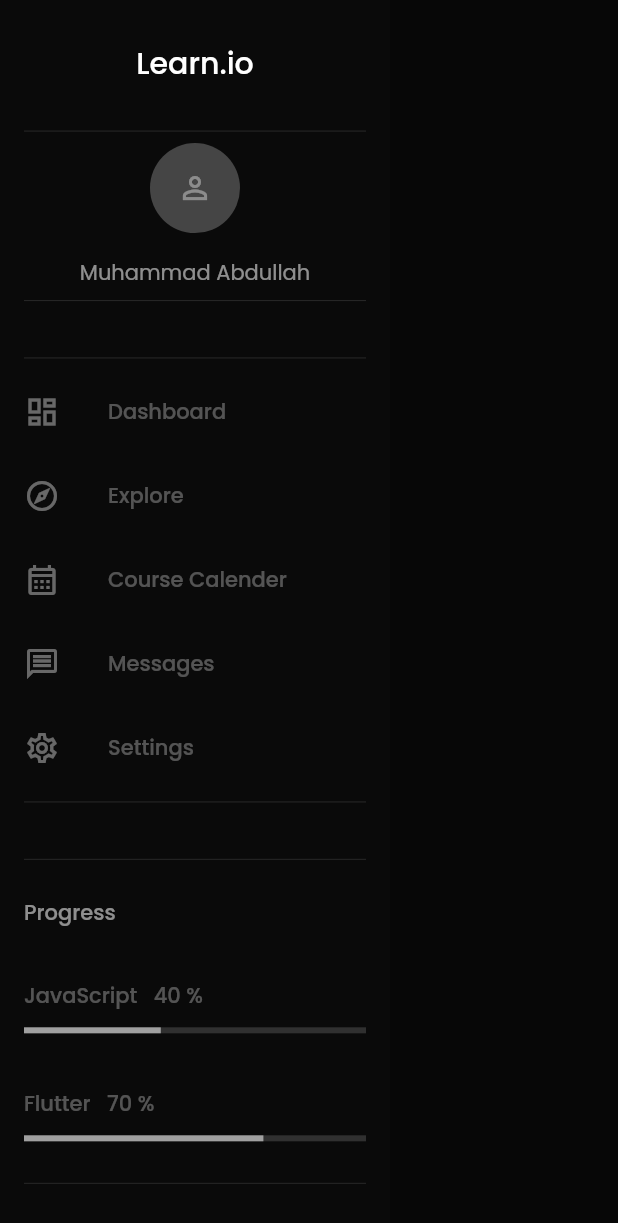
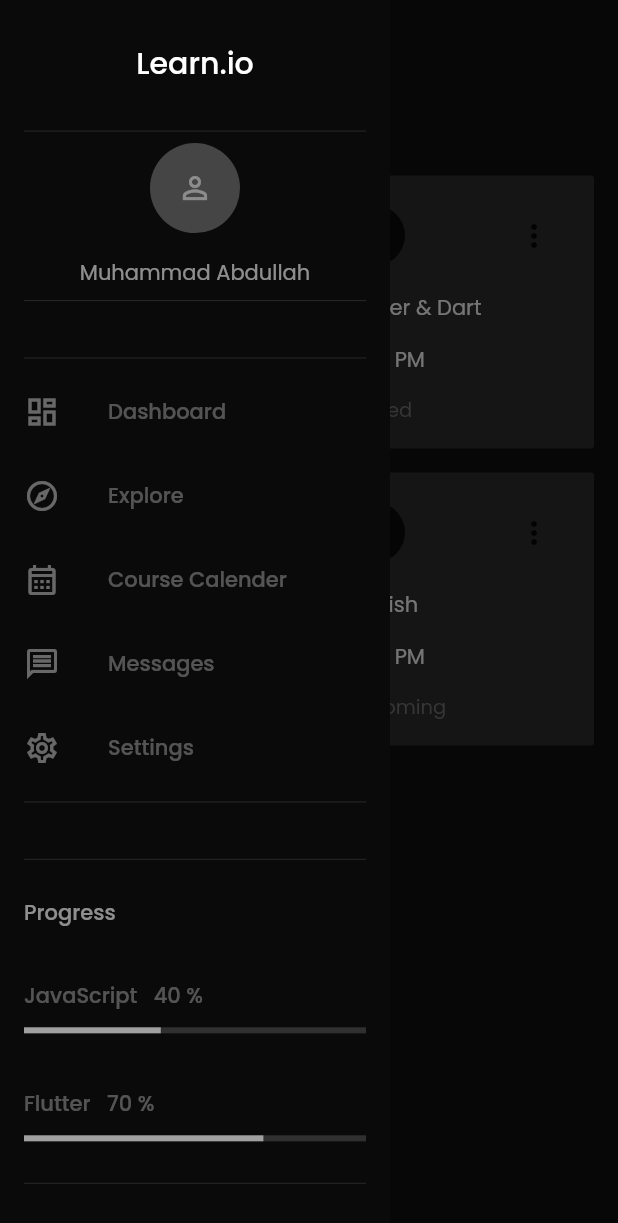
Before and after one commit to mabdullah412/responsive-dashboard-ui-flutter, a Flutter app: the screen it shows after launch, with the side drawer open, on a phone screen of 412 x 824 dp. Shown: the top 1223 px of the screen. Run offline on Flutter 3.47's test engine with Material 2 defaults, Android fonts, the phone set to English and light mode, and no system bars.

Commit message:
change responsiveness contraints, add and complete  upcoming courses section

```diff
--- /dev/null
+++ b/lib/models/my_courses.dart
@@ -0,0 +1,42 @@
+class CourseInfo {
+  final String? course, instructor, time, status, svgsrc;
+
+  CourseInfo({
+    this.course,
+    this.instructor,
+    this.time,
+    this.status,
+    this.svgsrc,
+  });
+}
+
+List myCourses = <CourseInfo>[
+  CourseInfo(
+    course: 'JavaScript',
+    instructor: 'John Cena',
+    time: '2:00 PM',
+    status: 'Missed',
+    svgsrc: '',
+  ),
+  CourseInfo(
+    course: 'Flutter & Dart',
+    instructor: 'Mohsin Zia',
+    time: '4:00 PM',
+    status: 'Missed',
+    svgsrc: '',
+  ),
+  CourseInfo(
+    course: 'Data Science',
+    instructor: 'Tommy Shelby',
+    time: '6:00 PM',
+    status: 'Ongoing',
+    svgsrc: '',
+  ),
+  CourseInfo(
+    course: 'English',
+    instructor: 'Ali',
+    time: '8:00 PM',
+    status: 'Upcoming',
+    svgsrc: '',
+  ),
+];
--- a/lib/responsive.dart
+++ b/lib/responsive.dart
@@ -15,25 +15,25 @@ class Responsive extends StatelessWidget {
 
   // ! check if screen is mobile or not
   static bool isMobile(BuildContext context) =>
-      MediaQuery.of(context).size.width < 576;
+      MediaQuery.of(context).size.width < 850;
 
   // ! check if screen is tablet or not
   static bool isTablet(BuildContext context) =>
-      MediaQuery.of(context).size.width >= 576 &&
-      MediaQuery.of(context).size.width <= 992;
+      MediaQuery.of(context).size.width >= 850 &&
+      MediaQuery.of(context).size.width <= 1200;
 
   // ! check if screen is desktop or not
   static bool isDesktop(BuildContext context) =>
-      MediaQuery.of(context).size.width > 992;
+      MediaQuery.of(context).size.width > 1200;
 
   @override
   Widget build(BuildContext context) {
     // * get size of current screen
     final size = MediaQuery.of(context).size;
 
-    if (size.width > 992) {
+    if (size.width > 1200) {
       return desktop;
-    } else if (size.width >= 576) {
+    } else if (size.width >= 800) {
       return tablet;
     } else {
       return mobile;
--- a/lib/screens/components/side_menu_navigation_buttons.dart
+++ b/lib/screens/components/side_menu_navigation_buttons.dart
@@ -1,5 +1,4 @@
 import 'package:flutter/material.dart';
-import 'package:responsive_dashboard_ui/constants.dart';
 
 class SideMenuNavigationButtons extends StatelessWidget {
   const SideMenuNavigationButtons({
--- a/lib/screens/dashboard_screen.dart
+++ b/lib/screens/dashboard_screen.dart
@@ -1,7 +1,8 @@
 import 'package:flutter/material.dart';
-import 'package:responsive_dashboard_ui/responsive.dart';
 
 import '../constants.dart';
+import '../models/my_courses.dart';
+import '../responsive.dart';
 import 'components/header.dart';
 
 class DashboardScreen extends StatelessWidget {
@@ -9,6 +10,8 @@ class DashboardScreen extends StatelessWidget {
 
   @override
   Widget build(BuildContext context) {
+    final size = MediaQuery.of(context).size.width;
+
     return SafeArea(
       child: SingleChildScrollView(
         padding: const EdgeInsets.all(defaultPadding),
@@ -25,9 +28,22 @@ class DashboardScreen extends StatelessWidget {
                   flex: 5,
                   child: Column(
                     crossAxisAlignment: CrossAxisAlignment.start,
-                    children: const [
-                      Text('Upcoming Classes'),
-                      SizedBox(height: defaultPadding),
+                    children: [
+                      const Text('Upcoming Classes'),
+                      const SizedBox(height: defaultPadding),
+                      Responsive(
+                        mobile: CourseInfoGridView(
+                          childAspectRatio: size < 650 && size > 480 ? 1.5 : 1,
+                          crossAxisCount: size < 650 ? 2 : 4,
+                        ),
+                        tablet: const CourseInfoGridView(
+                          crossAxisCount: 4,
+                        ),
+                        desktop: CourseInfoGridView(
+                          childAspectRatio: size > 1250 ? 1.2 : 1,
+                          // crossAxisCount: size < 1250 ? 2 : 4,
+                        ),
+                      ),
                     ],
                   ),
                 ),
@@ -41,7 +57,9 @@ class DashboardScreen extends StatelessWidget {
                   Expanded(
                     flex: 2,
                     child: Column(
-                      children: const [],
+                      children: const [
+                        Text('Right Panel'),
+                      ],
                     ),
                   ),
               ],
@@ -52,3 +70,106 @@ class DashboardScreen extends StatelessWidget {
     );
   }
 }
+
+class CourseInfoGridView extends StatelessWidget {
+  const CourseInfoGridView({
+    Key? key,
+    this.crossAxisCount = 4,
+    this.childAspectRatio = 1,
+  }) : super(key: key);
+
+  final int crossAxisCount;
+  final double childAspectRatio;
+
+  @override
+  Widget build(BuildContext context) {
+    final size = MediaQuery.of(context).size.width;
+
+    return GridView.builder(
+      physics: const NeverScrollableScrollPhysics(),
+      shrinkWrap: true,
+      itemCount: myCourses.length,
+      gridDelegate: SliverGridDelegateWithFixedCrossAxisCount(
+        crossAxisCount: crossAxisCount,
+        mainAxisSpacing: defaultPadding,
+        crossAxisSpacing: defaultPadding,
+        childAspectRatio: childAspectRatio,
+      ),
+      itemBuilder: (context, index) {
+        final CourseInfo course = myCourses[index];
+
+        return Container(
+          padding: const EdgeInsets.all(defaultPadding),
+          decoration: const BoxDecoration(
+            borderRadius: BorderRadius.all(Radius.circular(2)),
+            color: Colors.white12,
+          ),
+          child: Column(
+            crossAxisAlignment: CrossAxisAlignment.start,
+            mainAxisAlignment: MainAxisAlignment.spaceBetween,
+            children: [
+              // * svg and buttons
+              Row(
+                mainAxisAlignment: MainAxisAlignment.spaceBetween,
+                children: [
+                  const CircleAvatar(
+                    backgroundColor: secondaryColor,
+                  ),
+                  IconButton(
+                    onPressed: () {},
+                    icon: const Icon(Icons.more_vert),
+                  ),
+                ],
+              ),
+
+              // * course name
+              Text(
+                course.course.toString(),
+                style: TextStyle(
+                  fontSize: size >= 850 && size <= 950 ? 13 : 14,
+                ),
+              ),
+
+              // * time
+              Text(
+                course.time.toString(),
+                style: TextStyle(
+                  fontSize: size >= 850 && size <= 950 ? 11 : 14,
+                ),
+              ),
+
+              Row(
+                mainAxisAlignment: MainAxisAlignment.spaceBetween,
+                children: [
+                  // * status
+                  Text(
+                    course.status.toString(),
+                    style: TextStyle(
+                      color: course.status == 'Ongoing'
+                          ? Colors.green
+                          : Colors.grey[600],
+                      fontSize: 13,
+                    ),
+                  ),
+
+                  // * join button
+                  // if (course.status == 'Ongoing')
+                  //   ElevatedButton(
+                  //     onPressed: () {},
+                  //     style: ElevatedButton.styleFrom(
+                  //       primary: secondaryColor,
+                  //     ),
+                  //     child: const Text(
+                  //       'Join',
+                  //       style: TextStyle(color: Colors.white),
+                  //     ),
+                  //   ),
+                ],
+              ),
+            ],
+          ),
+        );
+      },
+    );
+  }
+}
```
